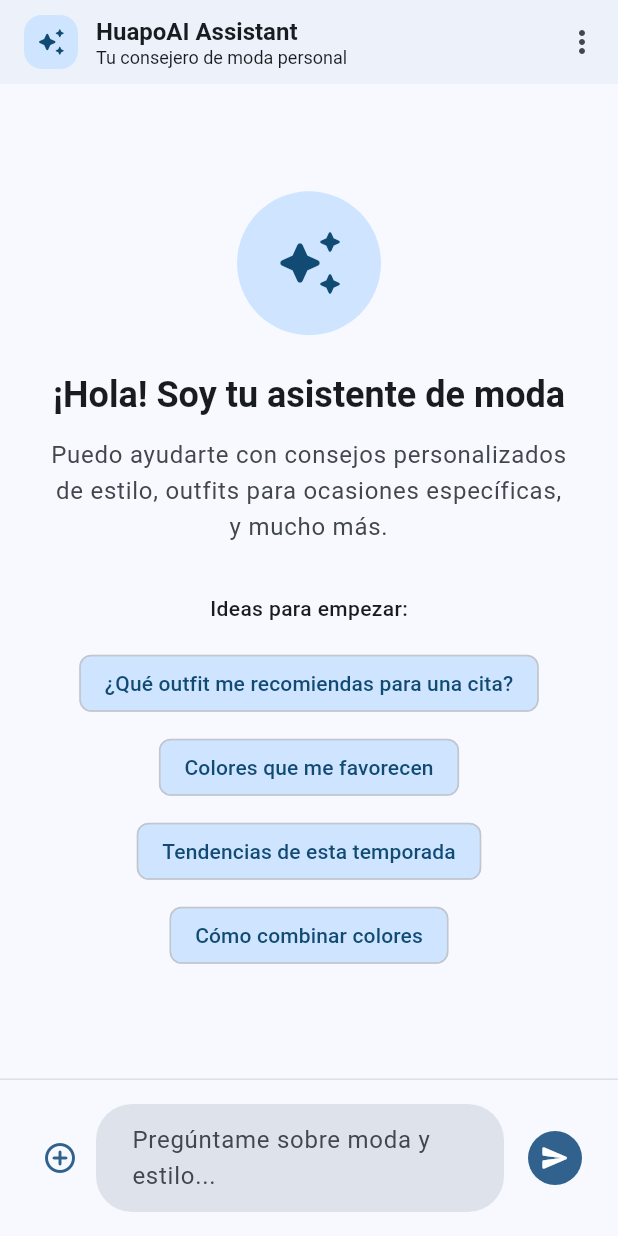
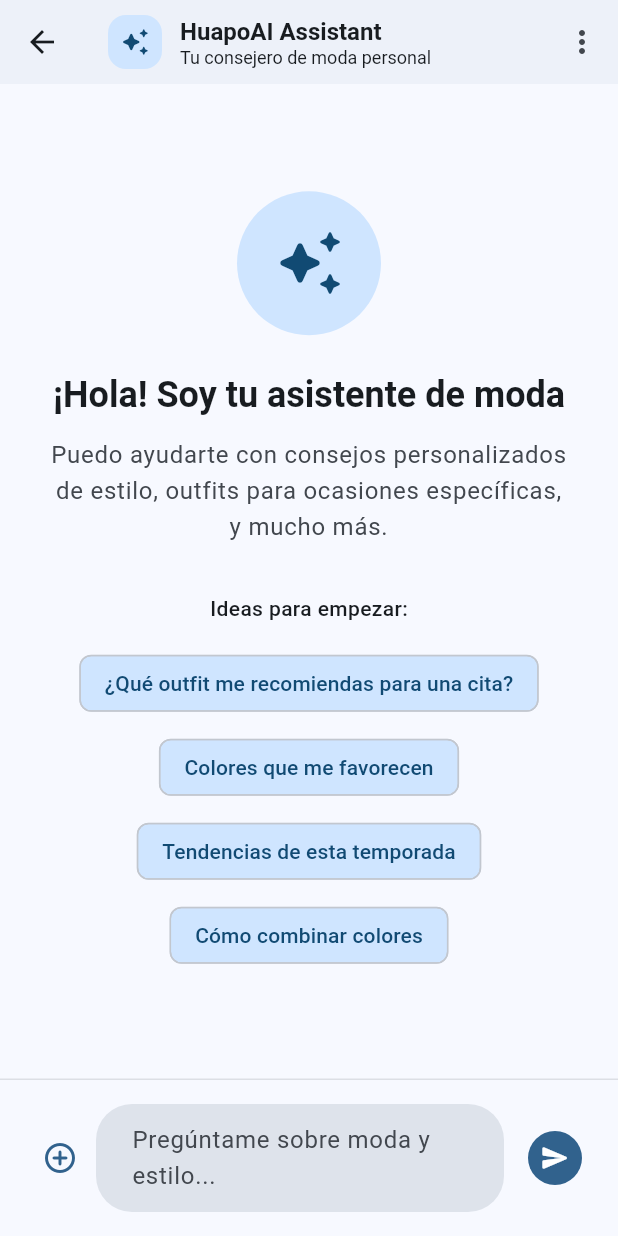
Before and after one commit to TheReeds/HaupoAI, a Flutter app: the ChatScreen screen opened by its route, on a phone screen of 412 x 824 dp. Run offline on Flutter 3.47's test engine with Material 3 defaults, Android fonts, the phone set to English and light mode, and no system bars; our stand-ins replace cached_network_image, cloud_firestore, firebase_auth, firebase_core, firebase_storage, go_router and 2 more; accounts and stored records are empty; network calls fail.

```diff
--- a/lib/presentation/screens/chat/chat_screen.dart
+++ b/lib/presentation/screens/chat/chat_screen.dart
@@ -209,6 +209,10 @@ class _ChatScreenState extends State<ChatScreen> {
       return Scaffold(
         appBar: AppBar(
           title: const Text('HuapoAI Assistant'),
+          leading: IconButton(
+            icon: const Icon(Icons.arrow_back),
+            onPressed: () => context.go('/home'),
+          ),
         ),
         body: const Center(
           child: Column(
@@ -256,6 +260,10 @@ class _ChatScreenState extends State<ChatScreen> {
               ),
             ),
           ],
+        ),
+        leading: IconButton(
+          icon: const Icon(Icons.arrow_back),
+          onPressed: () => context.go('/home'),
         ),
         actions: [
           PopupMenuButton<String>(
```
